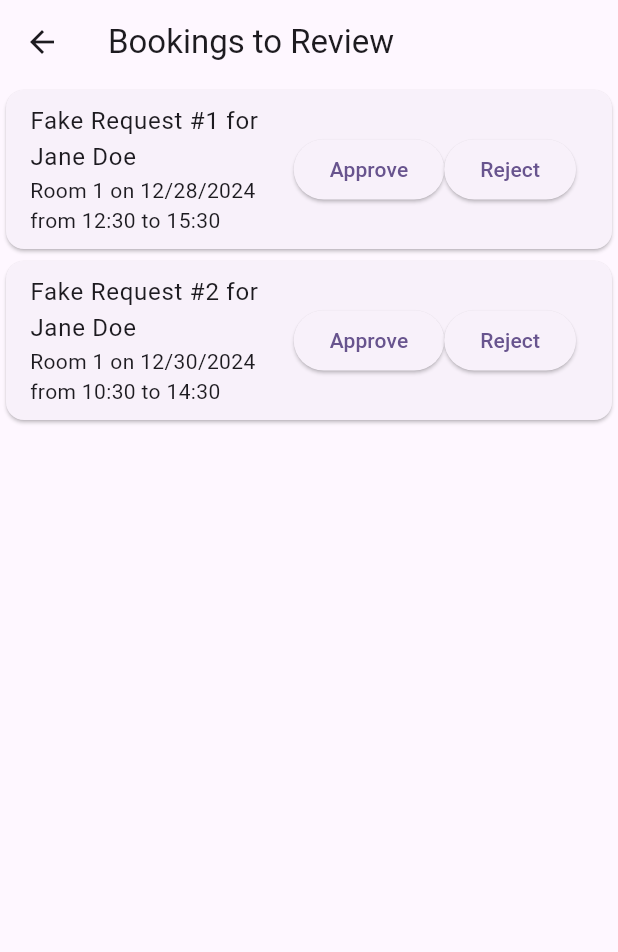
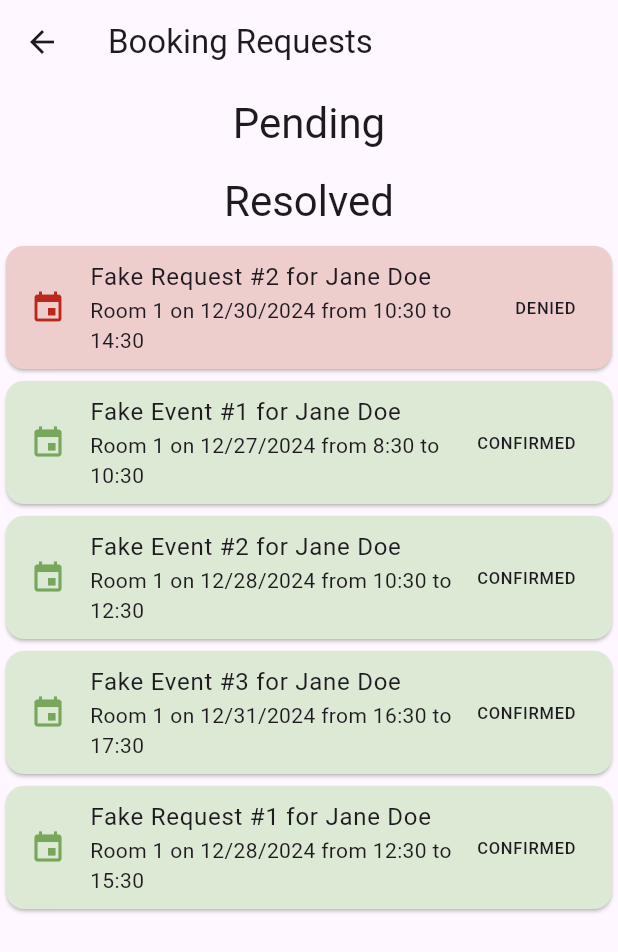
Before and after one commit to GoForthTechnology/RoomBooker, a Flutter app: the ReviewBookingsScreen screen opened by its route, after a tap on "Approve", after a tap on "Reject", on a phone screen of 412 x 824 dp. Shown: the top 952 px of the screen. Run offline on Flutter 3.47's test engine with Material 3 defaults, Android fonts, the light colour scheme and no system bars; our stand-ins replace auto_route, firebase_core, rxdart, syncfusion_flutter_calendar; accounts and stored records are empty; statements that could not run were skipped.

Commit message:
Mostly working review page.

```diff
--- a/lib/entities/booking.dart
+++ b/lib/entities/booking.dart
@@ -1,4 +1,9 @@
 import 'package:room_booker/entities/blackout_window.dart';
+
+enum BookingStatus {
+  confirmed,
+  denied,
+}
 
 class Booking {
   final String name;
@@ -71,6 +76,10 @@ class Booking {
 class Confirmation {
   final String confirmedBy;
   final DateTime confirmedAt;
+  final BookingStatus status;
 
-  Confirmation({required this.confirmedBy, required this.confirmedAt});
+  Confirmation(
+      {required this.status,
+      required this.confirmedBy,
+      required this.confirmedAt});
 }
--- a/lib/repos/booking_repo.dart
+++ b/lib/repos/booking_repo.dart
@@ -32,26 +32,59 @@ class BookingRepo extends ChangeNotifier {
         DateTime.now().add(const Duration(days: 3, hours: 6)),
         const Duration(hours: 1)),
   ];
-  final List<Booking> _requests = [
+  final List<Booking> _pendingRequests = [
     fakeBooking("Fake Request #1", DateTime.now().add(const Duration(hours: 2)),
         const Duration(hours: 3)),
     fakeBooking("Fake Request #2", DateTime.now().add(const Duration(days: 2)),
         const Duration(hours: 4)),
   ];
+  final List<Booking> _deniedRequests = [];
 
   Stream<List<Booking>> get bookings {
     List<Booking> bookings = [];
     bookings.addAll(_bookings.map((b) => b.copyWith(
-        confirmation:
-            Confirmation(confirmedBy: "parker", confirmedAt: DateTime.now()))));
+        confirmation: Confirmation(
+            confirmedBy: "parker",
+            confirmedAt: DateTime.now(),
+            status: BookingStatus.confirmed))));
 
     return Stream.value(bookings);
   }
 
-  Stream<List<Booking>> get requests => Stream.value(_requests);
+  Stream<List<Booking>> get pendingRequests => Stream.value(_pendingRequests);
+  Stream<List<Booking>> get deniedRequests => Stream.value(_deniedRequests);
+
+  Future<void> confirmRequest(Booking request) async {
+    _pendingRequests.remove(request);
+    _bookings.add(request.copyWith(
+        confirmation: Confirmation(
+      confirmedBy: "parker",
+      confirmedAt: DateTime.now(),
+      status: BookingStatus.confirmed,
+    )));
+    notifyListeners();
+  }
+
+  Future<void> denyRequest(Booking request) async {
+    _pendingRequests.remove(request);
+    _deniedRequests.add(request.copyWith(
+        confirmation: Confirmation(
+      confirmedBy: "parker",
+      confirmedAt: DateTime.now(),
+      status: BookingStatus.denied,
+    )));
+    notifyListeners();
+  }
+
+  Future<void> revisitRequest(Booking request) async {
+    _deniedRequests.remove(request);
+    _bookings.remove(request);
+    _pendingRequests.add(request.copyWith(confirmation: null));
+    notifyListeners();
+  }
 
   Future<void> addRequest(Booking request) async {
-    _requests.add(request);
+    _pendingRequests.add(request);
     notifyListeners();
   }
 
--- a/lib/screens/review_bookings_screen.dart
+++ b/lib/screens/review_bookings_screen.dart
@@ -3,7 +3,8 @@ import 'package:flutter/material.dart';
 import 'package:provider/provider.dart';
 import 'package:room_booker/entities/booking.dart';
 import 'package:room_booker/repos/booking_repo.dart';
-import 'package:room_booker/widgets/pending_bookings.dart';
+import 'package:room_booker/widgets/heading.dart';
+import 'package:room_booker/widgets/booking_lists.dart';
 import 'package:room_booker/widgets/streaming_calendar.dart';
 import 'package:rxdart/rxdart.dart';
 import 'package:syncfusion_flutter_calendar/calendar.dart';
@@ -16,7 +17,7 @@ class ReviewBookingsScreen extends StatelessWidget {
   Widget build(BuildContext context) {
     return Scaffold(
         appBar: AppBar(
-          title: const Text('Bookings to Review'),
+          title: const Text('Booking Requests'),
         ),
         body: const ReviewPanel());
   }
@@ -40,19 +41,12 @@ class _ReviewPanelState extends State<ReviewPanel> {
         children: [
           Flexible(
               flex: 2,
-              child: PendingBookings(onFocusBooking: (b) {
-                setState(() {
-                  if (appointment != null) {
-                    appointment = null;
-                  } else {
-                    appointment = Appointment(
-                        startTime: b.eventStartTime,
-                        endTime: b.eventEndTime,
-                        subject: b.eventName,
-                        notes: b.message);
-                  }
-                });
-              })),
+              child: Column(children: [
+                const Heading(text: "Pending"),
+                PendingBookings(onFocusBooking: focusBooking),
+                const Heading(text: "Resolved"),
+                ResolvedBookings(onFocusBooking: focusBooking)
+              ])),
           if (appointment != null)
             Flexible(
                 flex: 1,
@@ -61,6 +55,20 @@ class _ReviewPanelState extends State<ReviewPanel> {
         ],
       ),
     );
+  }
+
+  void focusBooking(Booking booking) {
+    setState(() {
+      if (appointment != null) {
+        appointment = null;
+      } else {
+        appointment = Appointment(
+            startTime: booking.eventStartTime,
+            endTime: booking.eventEndTime,
+            subject: booking.eventName,
+            notes: booking.message);
+      }
+    });
   }
 }
 
--- /dev/null
+++ b/lib/widgets/booking_lists.dart
@@ -0,0 +1,211 @@
+import 'package:flutter/material.dart';
+import 'package:provider/provider.dart';
+import 'package:room_booker/entities/booking.dart';
+import 'package:room_booker/repos/booking_repo.dart';
+import 'package:rxdart/rxdart.dart';
+
+class ResolvedBookings extends StatelessWidget {
+  final Function(Booking) onFocusBooking;
+
+  const ResolvedBookings({super.key, required this.onFocusBooking});
+
+  @override
+  Widget build(BuildContext context) {
+    return Consumer<BookingRepo>(
+      builder: (context, repo, child) => StreamBuilder(
+        stream: Rx.combineLatest2(repo.deniedRequests, repo.bookings,
+            (denied, confirmed) => denied + confirmed),
+        builder: (context, snapshot) {
+          if (!snapshot.hasData) {
+            return const CircularProgressIndicator();
+          }
+          List<Booking> bookings = snapshot.data!;
+          return ListView.builder(
+            shrinkWrap: true,
+            itemCount: bookings.length,
+            itemBuilder: (context, index) {
+              return ResolvedBookingTitle(
+                booking: bookings[index],
+                onFocusBooking: onFocusBooking,
+              );
+            },
+          );
+        },
+      ),
+    );
+  }
+}
+
+class ResolvedBookingTitle extends StatelessWidget {
+  final Function(Booking) onFocusBooking;
+  final Booking booking;
+
+  const ResolvedBookingTitle(
+      {super.key, required this.onFocusBooking, required this.booking});
+
+  @override
+  Widget build(BuildContext context) {
+    bool confirmed = booking.confirmation?.status == BookingStatus.confirmed;
+    String trailingText = confirmed ? 'CONFIRMED' : 'DENIED';
+    return Card(
+        elevation: 1,
+        color: confirmed
+            ? const Color.fromRGBO(220, 233, 213, 1.0)
+            : const Color.fromRGBO(238, 205, 205, 1.0),
+        child: ExpansionTile(
+          title: Text(bookingTitle(booking)),
+          leading: Icon(
+            Icons.event,
+            color: confirmed
+                ? const Color.fromRGBO(120, 166, 90, 1.0)
+                : const Color.fromRGBO(187, 39, 26, 1.0),
+          ),
+          subtitle: Text(bookingSubtitle(booking)),
+          trailing: Text(trailingText),
+          expandedAlignment: Alignment.topLeft,
+          expandedCrossAxisAlignment: CrossAxisAlignment.start,
+          children: [
+            Consumer<BookingRepo>(
+                builder: (context, repo, child) => Row(
+                      children: [
+                        detailTable(booking),
+                        Column(
+                          children: [
+                            ElevatedButton(
+                                onPressed: () => onFocusBooking(booking),
+                                child: const Text("Toggle Calendar")),
+                            ElevatedButton(
+                                onPressed: () => repo.revisitRequest(booking),
+                                child: const Text("Revisit")),
+                          ],
+                        )
+                      ],
+                    ))
+          ],
+        ));
+  }
+}
+
+class PendingBookings extends StatelessWidget {
+  final Function(Booking) onFocusBooking;
+
+  const PendingBookings({super.key, required this.onFocusBooking});
+
+  @override
+  Widget build(BuildContext context) {
+    return Consumer<BookingRepo>(
+      builder: (context, repo, child) => StreamBuilder(
+        stream: repo.pendingRequests,
+        builder: (context, snapshot) {
+          if (!snapshot.hasData) {
+            return const CircularProgressIndicator();
+          }
+          List<Booking> bookings = snapshot.data!;
+          return ListView.builder(
+            shrinkWrap: true,
+            itemCount: bookings.length,
+            itemBuilder: (context, index) {
+              return PendingBookingTile(
+                booking: bookings[index],
+                onFocusBooking: onFocusBooking,
+              );
+            },
+          );
+        },
+      ),
+    );
+  }
+}
+
+class PendingBookingTile extends StatelessWidget {
+  final Function(Booking) onFocusBooking;
+  final Booking booking;
+
+  const PendingBookingTile(
+      {super.key, required this.onFocusBooking, required this.booking});
+
+  @override
+  Widget build(BuildContext context) {
+    return Card(
+        elevation: 1,
+        child: ExpansionTile(
+          leading: const Icon(Icons.event),
+          title: Text(bookingTitle(booking)),
+          subtitle: Text(bookingSubtitle(booking)),
+          trailing: Consumer<BookingRepo>(
+              builder: (context, repo, child) => Row(
+                    mainAxisSize: MainAxisSize.min,
+                    children: [
+                      ElevatedButton(
+                        onPressed: () => repo.confirmRequest(booking),
+                        child: const Text('Approve'),
+                      ),
+                      ElevatedButton(
+                        onPressed: () => repo.denyRequest(booking),
+                        child: const Text('Reject'),
+                      )
+                    ],
+                  )),
+          expandedAlignment: Alignment.topLeft,
+          expandedCrossAxisAlignment: CrossAxisAlignment.start,
+          children: [
+            Row(
+              children: [
+                detailTable(booking),
+                Column(
+                  children: [
+                    ElevatedButton(
+                        onPressed: () => onFocusBooking(booking),
+                        child: const Text("Toggle Calendar")),
+                  ],
+                )
+              ],
+            )
+          ],
+        ));
+  }
+}
+
+Widget detailTable(Booking booking) {
+  return Padding(
+      padding: const EdgeInsets.only(left: 20),
+      child: Table(
+        defaultColumnWidth: const FixedColumnWidth(200),
+        children: [
+          bookingField('Attendance', booking.attendance.toString()),
+          bookingField('Phone', booking.phone),
+          bookingField('Email', booking.email),
+          bookingField('Start Time',
+              "${formatDate(booking.eventStartTime)} ${formatTime(booking.eventStartTime)}"),
+          bookingField('End Time',
+              "${formatDate(booking.eventEndTime)} ${formatTime(booking.eventEndTime)}"),
+        ],
+      ));
+}
+
+TableRow bookingField(String label, String value) {
+  return TableRow(children: [
+    TableCell(
+      child: Text(label, style: const TextStyle(fontWeight: FontWeight.bold)),
+    ),
+    TableCell(
+      child: Text(value),
+    ),
+  ]);
+}
+
+String bookingTitle(Booking booking) {
+  return '${booking.eventName} for ${booking.name}';
+}
+
+String bookingSubtitle(Booking booking) {
+  return '${booking.selectedRoom} on ${formatDate(booking.eventStartTime)} from ${formatTime(booking.eventStartTime)} to ${formatTime(booking.eventEndTime)}';
+}
+
+String formatDate(DateTime dateTime) {
+  return '${dateTime.month}/${dateTime.day}/${dateTime.year}';
+}
+
+String formatTime(DateTime dateTime) {
+  return '${dateTime.hour}:${dateTime.minute}';
+}
--- a/lib/widgets/current_bookings_calendar.dart
+++ b/lib/widgets/current_bookings_calendar.dart
@@ -18,7 +18,7 @@ class CurrentBookingsCalendar extends StatelessWidget {
         view: CalendarView.week,
         stateStream: Rx.combineLatest3(
             repo.bookings,
-            repo.requests,
+            repo.pendingRequests,
             repo.blackoutWindows.asStream(),
             (bookings, requests, blackoutWindows) => CalendarState(
                   bookings: bookings + requests,
--- a/lib/widgets/pending_bookings.dart
+++ /dev/null
@@ -1,139 +0,0 @@
-import 'package:flutter/material.dart';
-import 'package:provider/provider.dart';
-import 'package:room_booker/entities/booking.dart';
-import 'package:room_booker/repos/booking_repo.dart';
-
-class PendingBookings extends StatelessWidget {
-  final Function(Booking) onFocusBooking;
-
-  const PendingBookings({super.key, required this.onFocusBooking});
-
-  @override
-  Widget build(BuildContext context) {
-    return Consumer<BookingRepo>(
-      builder: (context, repo, child) => StreamBuilder(
-        stream: repo.requests,
-        builder: (context, snapshot) {
-          if (!snapshot.hasData) {
-            return const CircularProgressIndicator();
-          }
-          return Expanded(
-              child: BookingList(
-            bookings: snapshot.data!,
-            onFocusBooking: onFocusBooking,
-          ));
-        },
-      ),
-    );
-  }
-}
-
-class BookingList extends StatelessWidget {
-  final Function(Booking) onFocusBooking;
-  final List<Booking> bookings;
-
-  const BookingList(
-      {super.key, required this.bookings, required this.onFocusBooking});
-
-  @override
-  Widget build(BuildContext context) {
-    return ListView.builder(
-      shrinkWrap: true,
-      itemCount: bookings.length,
-      itemBuilder: (context, index) {
-        return BookingTile(
-          booking: bookings[index],
-          onFocusBooking: onFocusBooking,
-        );
-      },
-    );
-  }
-}
-
-class BookingTile extends StatelessWidget {
-  final Function(Booking) onFocusBooking;
-  final Booking booking;
-
-  const BookingTile(
-      {super.key, required this.onFocusBooking, required this.booking});
-
-  @override
-  Widget build(BuildContext context) {
-    return Card(
-        child: ExpansionTile(
-      title: Text(bookingTitle(booking)),
-      subtitle: Text(bookingSubtitle(booking)),
-      trailing: Row(
-        mainAxisSize: MainAxisSize.min,
-        children: [
-          ElevatedButton(
-            onPressed: () => onFocusBooking(booking),
-            child: const Text('Approve'),
-          ),
-          ElevatedButton(
-            onPressed: () => onFocusBooking(booking),
-            child: const Text('Reject'),
-          )
-        ],
-      ),
-      expandedAlignment: Alignment.topLeft,
-      expandedCrossAxisAlignment: CrossAxisAlignment.start,
-      children: [
-        Row(
-          children: [
-            detailTable(booking),
-            Column(
-              children: [
-                ElevatedButton(
-                    onPressed: () => onFocusBooking(booking),
-                    child: const Text("Toggle Calendar")),
-              ],
-            )
-          ],
-        )
-      ],
-    ));
-  }
-}
-
-Table detailTable(Booking booking) {
-  return Table(
-    defaultColumnWidth: const FixedColumnWidth(200),
-    children: [
-      bookingField('Attendance', booking.attendance.toString()),
-      bookingField('Phone', booking.phone),
-      bookingField('Email', booking.email),
-      bookingField('Start Time',
-          "${formatDate(booking.eventStartTime)} ${formatTime(booking.eventStartTime)}"),
-      bookingField('End Time',
-          "${formatDate(booking.eventEndTime)} ${formatTime(booking.eventEndTime)}"),
-    ],
-  );
-}
-
-TableRow bookingField(String label, String value) {
-  return TableRow(children: [
-    TableCell(
-      child: Text(label, style: const TextStyle(fontWeight: FontWeight.bold)),
-    ),
-    TableCell(
-      child: Text(value),
-    ),
-  ]);
-}
-
-String bookingTitle(Booking booking) {
-  return '${booking.eventName} for ${booking.name}';
-}
-
-String bookingSubtitle(Booking booking) {
-  return '${booking.selectedRoom} on ${formatDate(booking.eventStartTime)} from ${formatTime(booking.eventStartTime)} to ${formatTime(booking.eventEndTime)}';
-}
-
-String formatDate(DateTime dateTime) {
-  return '${dateTime.month}/${dateTime.day}/${dateTime.year}';
-}
-
-String formatTime(DateTime dateTime) {
-  return '${dateTime.hour}:${dateTime.minute}';
-}
```
